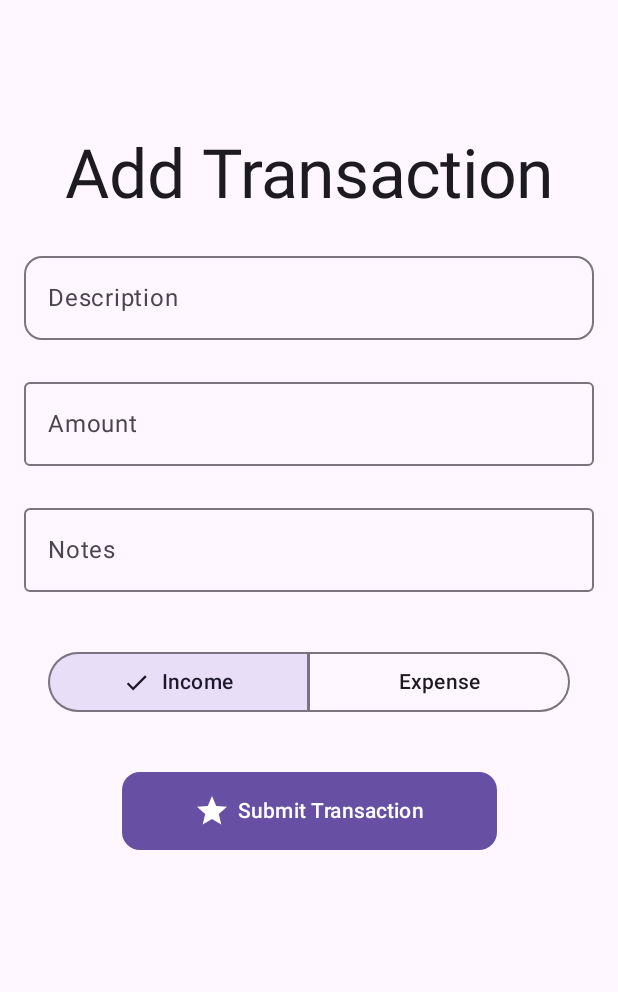
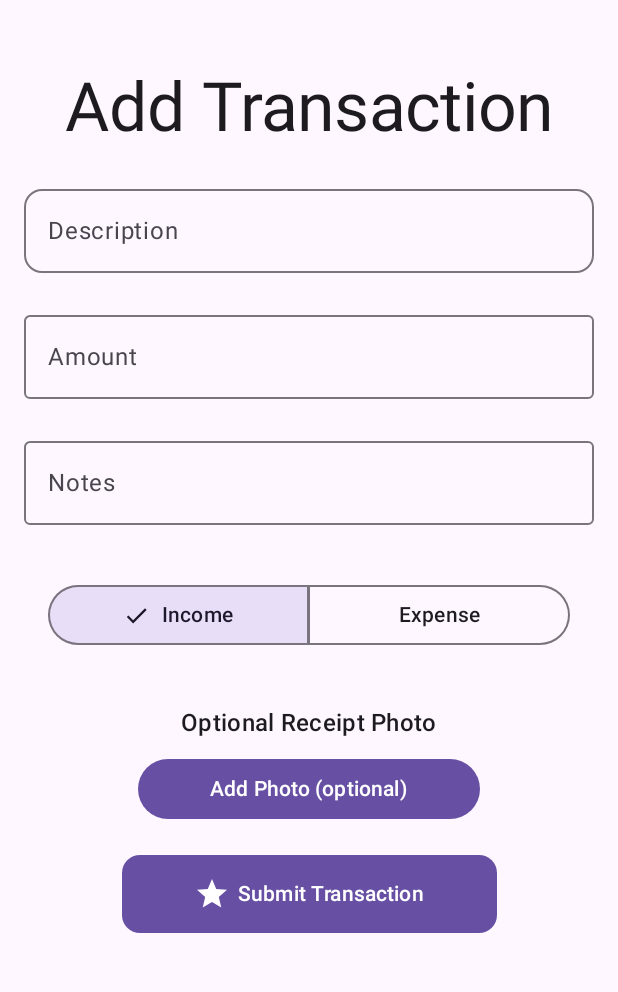
Before and after one commit to KyleFlynn1/FinanceTracker-AndroidApp, an Android app built with Jetpack Compose: the AddTransactionScreen screen opened through its navigation route, on a phone screen of 412 x 824 dp, the part 105-1097 px from its top. Run offline under Robolectric (Android 15) with nearby library versions, the phone set to English and light mode, and no system bars.

```diff
--- a/app/src/main/java/com/example/financetracker/data/FinanceDatabase.kt
+++ b/app/src/main/java/com/example/financetracker/data/FinanceDatabase.kt
@@ -6,7 +6,7 @@ import androidx.room.Room
 import androidx.room.RoomDatabase
 
 // Finance database class with instance objects
-@Database(entities = [User::class, Transaction::class] , version = 1, exportSchema = false)
+@Database(entities = [User::class, Transaction::class] , version = 2, exportSchema = false)
 abstract class FinanceDatabase : RoomDatabase() {
 
     abstract fun userDao(): UserDAO
--- a/app/src/main/java/com/example/financetracker/data/Transaction.kt
+++ b/app/src/main/java/com/example/financetracker/data/Transaction.kt
@@ -12,5 +12,6 @@ data class Transaction(
     val type: String,
     val description: String,
     val notes: String,
-    val date: Long
+    val date: Long,
+    val photoPath: String? = null
 )
--- a/app/src/main/java/com/example/financetracker/transaction/AddTransactionScreen.kt
+++ b/app/src/main/java/com/example/financetracker/transaction/AddTransactionScreen.kt
@@ -1,5 +1,12 @@
 package com.example.financetracker.transaction
 
+import android.app.Activity
+import android.content.Intent
+import android.graphics.BitmapFactory
+import androidx.activity.compose.rememberLauncherForActivityResult
+import androidx.activity.result.ActivityResultLauncher
+import androidx.activity.result.contract.ActivityResultContracts
+import androidx.compose.foundation.Image
 import androidx.compose.foundation.background
 import androidx.compose.foundation.layout.Column
 import androidx.compose.foundation.layout.Spacer
@@ -9,8 +16,10 @@ import androidx.compose.foundation.layout.height
 import androidx.compose.foundation.layout.padding
 import androidx.compose.foundation.layout.size
 import androidx.compose.foundation.layout.width
+import androidx.compose.foundation.rememberScrollState
 import androidx.compose.foundation.shape.RoundedCornerShape
 import androidx.compose.foundation.text.KeyboardOptions
+import androidx.compose.foundation.verticalScroll
 import androidx.compose.material.icons.Icons
 import androidx.compose.material.icons.filled.Check
 import androidx.compose.material.icons.filled.Star
@@ -33,13 +42,12 @@ import androidx.compose.runtime.remember
 import androidx.compose.runtime.setValue
 import androidx.compose.ui.Alignment
 import androidx.compose.ui.Modifier
-import androidx.compose.ui.graphics.Color
-import androidx.compose.ui.text.font.FontWeight
+import androidx.compose.ui.graphics.asImageBitmap
+import androidx.compose.ui.platform.LocalContext
 import androidx.compose.ui.text.input.KeyboardType
-import androidx.compose.ui.tooling.preview.Preview
 import androidx.compose.ui.unit.dp
-import androidx.compose.ui.unit.sp
-import com.example.financetracker.ui.theme.FinanceTrackerTheme
+import com.example.financetracker.camera.CameraCapture
+import java.io.File
 
 @Composable
 fun AddTransactionScreen(
@@ -53,6 +61,18 @@ fun AddTransactionScreen(
     var type by remember { mutableStateOf("Income") }
 
     val transactionUiState by viewModel.transactionUiState.collectAsState()
+
+    var photoPath by remember { mutableStateOf<String?>(null) }
+    val context = LocalContext.current
+
+    val cameraLauncher = rememberLauncherForActivityResult(
+        contract = ActivityResultContracts.StartActivityForResult()
+    ) { result ->
+        if (result.resultCode == Activity.RESULT_OK) {
+            val newPath = result.data?.getStringExtra("photo_path")
+            if (!newPath.isNullOrEmpty()) photoPath = newPath
+        }
+    }
 
     LaunchedEffect(transactionUiState) {
         if (transactionUiState is TransactionUiState.Success) {
@@ -81,14 +101,19 @@ fun AddTransactionScreen(
                 amount = amount,
                 type = type,
                 description = description,
-                notes = notes
+                notes = notes,
+                photoPath = photoPath
             )
         },
         errorMessage = if (transactionUiState is TransactionUiState.Error) {
             (transactionUiState as TransactionUiState.Error).message
         } else null,
         isLoading = transactionUiState is TransactionUiState.Loading,
-        modifier = modifier
+        modifier = modifier,
+        photoPath = photoPath,
+        onPhotoPathChange = { photoPath = it },
+        context = context,
+        cameraLauncher = cameraLauncher
     )
 }
 
@@ -105,7 +130,11 @@ private fun AddTransactionScreenContent(
     onSubmitClick: () -> Unit,
     errorMessage: String?,
     isLoading: Boolean,
-    modifier: Modifier = Modifier
+    modifier: Modifier = Modifier,
+    photoPath: String?,
+    onPhotoPathChange: (String?) -> Unit,
+    context: android.content.Context,
+    cameraLauncher: ActivityResultLauncher<Intent>
 ) {
     // Transaction type button values
     val options = listOf("Income", "Expense")
@@ -114,6 +143,7 @@ private fun AddTransactionScreenContent(
         modifier = modifier
             .padding(16.dp)
             .background(MaterialTheme.colorScheme.background)
+            .verticalScroll(rememberScrollState())
             .fillMaxSize(),
         horizontalAlignment = Alignment.CenterHorizontally
     ) {
@@ -122,7 +152,7 @@ private fun AddTransactionScreenContent(
             style = MaterialTheme.typography.displayMedium
         )
         HorizontalDivider()
-        Spacer(Modifier.height(90.dp))
+        Spacer(Modifier.height(45.dp))
 
         Text(
             text = "Add Transaction",
@@ -210,6 +240,45 @@ private fun AddTransactionScreenContent(
 
         Spacer(Modifier.height(20.dp))
 
+        Text(
+            text = "Optional Receipt Photo",
+            style = MaterialTheme.typography.titleMedium
+        )
+
+        Spacer(Modifier.height(8.dp))
+        // Photo button using cameraa captuer
+
+        if (photoPath != null && File(photoPath!!).exists()) {
+            Column(horizontalAlignment = Alignment.CenterHorizontally) {
+                val bitmap = remember(photoPath) { BitmapFactory.decodeFile(photoPath) }
+                Image(
+                    bitmap = bitmap.asImageBitmap(),
+                    contentDescription = "Receipt",
+                    modifier = Modifier.size(120.dp)
+                )
+                Spacer(Modifier.height(12.dp))  // More space
+                Button(
+                    onClick = { onPhotoPathChange(null) },
+                    modifier = Modifier.fillMaxWidth(0.6f)  // Make it wider
+                ) {
+                    Text("Remove Photo")
+                }
+            }
+        } else {
+            Button(
+                onClick = {
+                    val intent = Intent(context, CameraCapture::class.java)
+                    cameraLauncher.launch(intent)
+                },
+                modifier = Modifier.fillMaxWidth(0.6f)
+            ) {
+                Text("Add Photo (optional)")
+            }
+        }
+
+
+        Spacer(Modifier.height(20.dp))
+
         Button(
             onClick = onSubmitClick,
             modifier = Modifier
```
Also changed, not shown: app/build.gradle.kts (+7 -1 lines), app/src/main/AndroidManifest.xml (+10 -0 lines), app/src/main/java/com/example/financetracker/camera/CameraCapture.kt (added, +146 -0 lines), app/src/main/java/com/example/financetracker/transaction/EditTransactionScreen.kt (+68 -10 lines), app/src/main/java/com/example/financetracker/transaction/TransactionViewModel.kt (+6 -4 lines), gradle/libs.versions.toml (+7 -0 lines).
